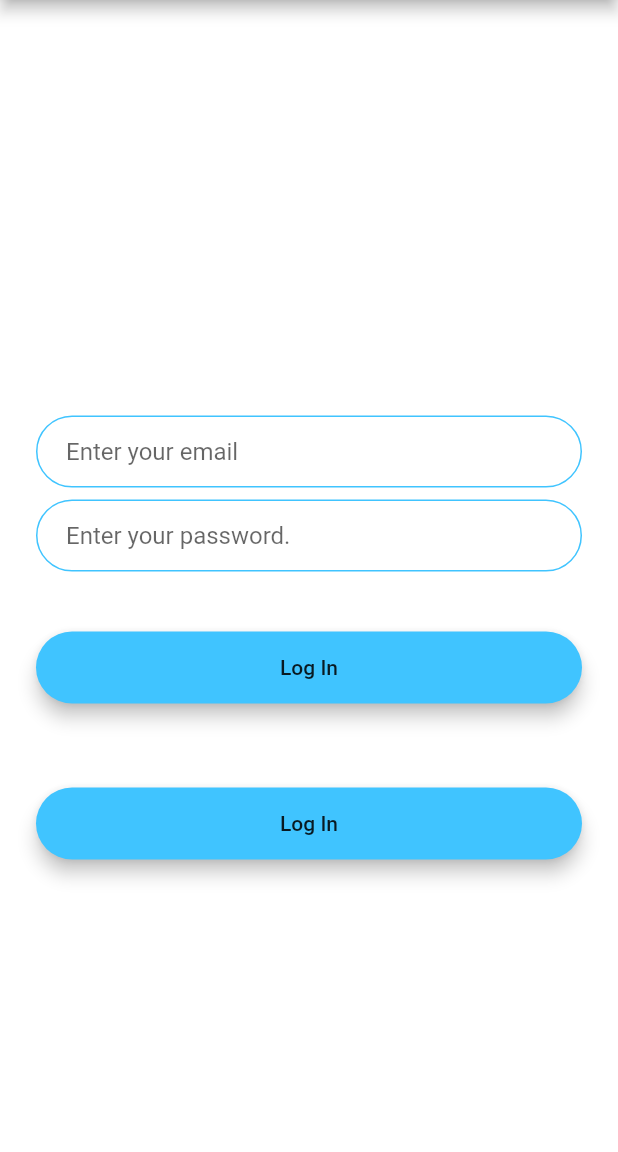
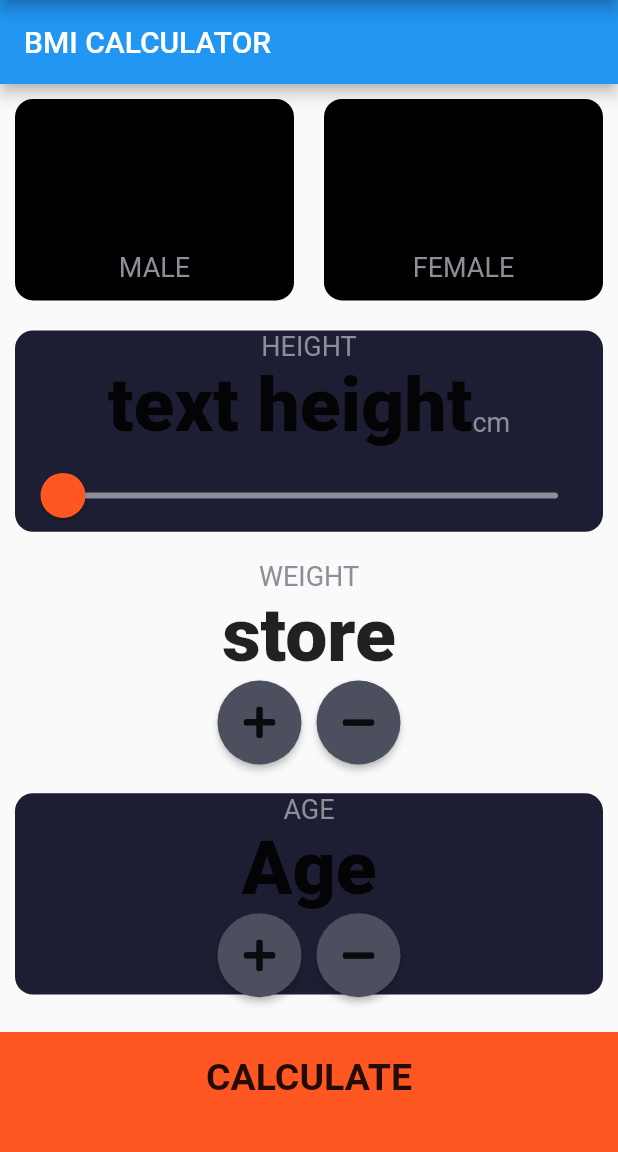
Before and after one commit to ramprasath2511/bloc-pattern-app, a Flutter app: the screen it shows after launch, on a phone screen of 412 x 824 dp, the part 84-1236 px from its top. Run offline on Flutter 3.47's test engine with Material 2 defaults, Android fonts, the phone set to English and light mode, and no system bars; our stand-ins replace font_awesome_flutter, velocity_x.

Commit message:
instant Calculator

```diff
--- /dev/null
+++ b/lib/component.dart
@@ -0,0 +1,28 @@
+import 'package:flutter/material.dart';
+import '../constant.dart';
+
+class PageBottomButton extends StatelessWidget {
+  final VoidCallback onPress;
+  final String label;
+
+  PageBottomButton({required this.label, required this.onPress});
+
+  @override
+  Widget build(BuildContext context) {
+    return GestureDetector(
+      onTap: onPress,
+      child: Container(
+        alignment: Alignment.center,
+        padding: EdgeInsets.only(bottom: 20.0),
+        color: kBottomContainerColor,
+        margin: EdgeInsets.only(top: 15),
+        width: double.infinity,
+        height: kBottomContainerHeight,
+        child: Text(
+          label,
+          style: kLargeButtonTextStyle,
+        ),
+      ),
+    );
+  }
+}
--- /dev/null
+++ b/lib/constant.dart
@@ -0,0 +1,53 @@
+import 'package:flutter/cupertino.dart';
+import 'package:flutter/material.dart';
+
+const kLabelTextStyle = TextStyle(
+  fontSize: 18.0,
+  color: Color(0xFF8D8E98),
+);
+
+const kLargeNumberLabelTextStyle = TextStyle(
+  fontSize: 50.0,
+  fontWeight: FontWeight.w900,
+);
+
+const kLargeButtonTextStyle = TextStyle(
+  fontSize: 25.0,
+  fontWeight: FontWeight.bold,
+);
+
+const kResultsTitleTextStyle = TextStyle(
+  fontSize: 50.0,
+  fontWeight: FontWeight.bold,
+);
+
+const kResultsTextStyle = TextStyle(
+  color: Color(0xFF24D867),
+  fontSize: 22.0,
+  fontWeight: FontWeight.bold,
+);
+
+const kBmiTextStyle = TextStyle(
+  fontSize: 100.0,
+  fontWeight: FontWeight.bold,
+);
+
+const kBmiBodyTextStyle = TextStyle(
+  fontSize: 22.0,
+);
+
+const kRoundIconButtonConstraints =
+BoxConstraints.tightFor(width: 56.0, height: 56.0);
+
+const Color kActiveCardColor = Color(0xFF1D1E33);
+const Color kInactiveCardColor = Colors.black;
+const Color kBottomContainerColor = Colors.deepOrange;
+const Color kRoundIconButtonColor = Color(0xFF4C4F5E);
+
+const double kCardMargin = 10.0;
+const double kCardBorderRadius = 12.0;
+const double iconSize = 80.0;
+const double labelIconSpacing = 10.0;
+const double kBottomContainerHeight = 80.0;
+const double kSliderMin = 100.0;
+const double kSliderMax = 250.0;
--- /dev/null
+++ b/lib/home_page.dart
@@ -0,0 +1,206 @@
+import 'package:flutter/cupertino.dart';
+import 'package:flutter/material.dart';
+import 'package:font_awesome_flutter/font_awesome_flutter.dart';
+import 'package:untitled/reusable_card.dart';
+import 'package:velocity_x/velocity_x.dart';
+import 'component.dart';
+import 'constant.dart';
+import 'icon_content.dart';
+import 'round_icon.dart';
+
+class InputScreen extends StatelessWidget {
+  const InputScreen({Key? key}) : super(key: key);
+
+  @override
+  Widget build(BuildContext context) {
+    return Scaffold(
+        appBar: AppBar(
+          title: Text('BMI CALCULATOR'),
+        ),
+        body: Column(
+          mainAxisAlignment: MainAxisAlignment.center,
+          crossAxisAlignment: CrossAxisAlignment.stretch,
+          children: [
+            Expanded(
+              child: Row(
+                  children: [
+                    Expanded(
+                      child: ReusableCard(
+                        color: Colors.black,
+                        child: IconContent(
+                          label: "Male",
+                          icon: FontAwesomeIcons.mars,
+                        ),
+                        onTap: () {
+    }
+
+                      ),
+                    ),
+                    Expanded(
+                      child: ReusableCard(
+                        color: Colors.black,
+                        child: IconContent(
+                          label: "Female",
+                          icon: FontAwesomeIcons.venus,
+                        ),
+                        onTap: () {}
+                      ),
+                    ),
+                  ],
+                ),
+              ),
+
+            Expanded(
+              child: Row(
+                children: [
+                  Expanded(
+                    child: ReusableCard(
+                        color: kActiveCardColor,
+                        child: Column(
+                          mainAxisAlignment: MainAxisAlignment.center,
+                          children: [
+                            Text(
+                              "HEIGHT",
+                              style: kLabelTextStyle,
+                            ),
+                            Row(
+                              mainAxisAlignment: MainAxisAlignment.center,
+                              crossAxisAlignment: CrossAxisAlignment.baseline,
+                              textBaseline: TextBaseline.alphabetic,
+                              children: [
+                                Text(
+                                  "text height",
+                                  style: kLargeNumberLabelTextStyle,
+                                ),
+                                Text(
+                                  "cm",
+                                  style: kLabelTextStyle,
+                                ),
+                              ],
+                            ),
+                            SliderTheme(
+                              data: SliderTheme.of(context).copyWith(
+                                thumbShape: RoundSliderThumbShape(
+                                  enabledThumbRadius: 15.0,
+                                ),
+                                overlayShape: RoundSliderOverlayShape(
+                                  overlayRadius: 30.0,
+                                ),
+                                thumbColor: Colors.deepOrange,
+                                overlayColor: Colors.deepOrange.shade900,
+                                activeTrackColor: Colors.white,
+                                inactiveTrackColor: Color(0xFF8D8E98),
+                              ),
+                              child: Slider(
+                                value: 25,
+                                min: kSliderMin,
+                                max: kSliderMax,
+                                divisions: (kSliderMax - kSliderMin).toInt(),
+                                onChanged: (double newValue) {}
+
+                              ),
+                            ),
+                          ],
+                        ),
+                      ),
+                    ),
+                    ]
+                  ),
+                    ),
+
+
+            Expanded(
+              child: Row(
+                children: [
+                  Expanded(
+                    child:  Column(
+                          mainAxisAlignment: MainAxisAlignment.center,
+                          children: [
+                            Text(
+                              "WEIGHT",
+                              style: kLabelTextStyle,
+                            ),
+                            Text(
+                              "store",
+                              style: kLargeNumberLabelTextStyle,
+                            ),
+                            Row(
+                              mainAxisAlignment: MainAxisAlignment.center,
+                              children: [
+                                RoundIconButton(
+                                  icon: FontAwesomeIcons.plus,
+                                  onPressed: () {}
+
+                                ),
+                                SizedBox(width: 10),
+                                RoundIconButton(
+                                  icon: FontAwesomeIcons.minus,
+                                  onPressed: ()
+    {}
+                                ),
+                              ],
+                            ),
+                          ],
+                        ),
+                      ),
+                      ]
+                    ),
+                  ),
+                  Expanded(
+                    child: ReusableCard(
+                        color: kActiveCardColor,
+                        child: Column(
+                          mainAxisAlignment: MainAxisAlignment.center,
+                          children: [
+                            Text(
+                              "AGE",
+                              style: kLabelTextStyle,
+                            ),
+                            Text(
+                              "Age",
+                              style: kLargeNumberLabelTextStyle,
+                            ),
+                            Row(
+                              mainAxisAlignment: MainAxisAlignment.center,
+                              children: [
+                                RoundIconButton(
+                                  icon: FontAwesomeIcons.plus,
+                                  onPressed: (){},
+                                ),
+                                SizedBox(
+                                  width: 10,
+                                ),
+                                RoundIconButton(
+                                  icon: FontAwesomeIcons.minus,
+                                  onPressed: () {},
+                                ),
+                              ],
+                            ),
+                          ],
+                        ),
+                      ),
+                    ),
+
+            PageBottomButton(
+              label: 'CALCULATE',
+              onPress: () {
+                // final calc =
+                // Calculator(height: store.height, weight: store.weight);
+                // final bmi = calc.calculate();
+                // final result = calc.getResult();
+                // final interpretation = calc.getInterpretation();
+                //
+                // Navigator.push(
+                //     context,
+                //     MaterialPageRoute(
+                //         builder: (context) => ResultsPage(
+                //           bmi: bmi,
+                //           result: result,
+                //           interpretation: interpretation,
+                //         )));
+              },
+            ),
+          ],
+        ));
+  }
+}
--- /dev/null
+++ b/lib/icon_content.dart
@@ -0,0 +1,29 @@
+import 'package:flutter/material.dart';
+
+import 'constant.dart';
+
+class IconContent extends StatelessWidget {
+  final String label;
+  final IconData icon;
+
+  IconContent({required this.label, required this.icon});
+
+  @override
+  Widget build(BuildContext context) {
+    return Column(
+      mainAxisAlignment: MainAxisAlignment.center,
+      crossAxisAlignment: CrossAxisAlignment.center,
+      children: [
+        Icon(
+          icon,
+          size: iconSize,
+        ),
+        SizedBox(height: labelIconSpacing),
+        Text(
+          label.toUpperCase(),
+          style: kLabelTextStyle,
+        ),
+      ],
+    );
+  }
+}
--- a/lib/login_screen.dart
+++ /dev/null
@@ -1,121 +0,0 @@
-import 'package:flutter/material.dart';
-
-class LoginScreen extends StatefulWidget {
-  @override
-  _LoginScreenState createState() => _LoginScreenState();
-}
-
-class _LoginScreenState extends State<LoginScreen> {
-  @override
-  Widget build(BuildContext context) {
-    return Scaffold(
-      backgroundColor: Colors.white,
-      body: Padding(
-        padding: EdgeInsets.symmetric(horizontal: 24.0),
-        child: Column(
-          mainAxisAlignment: MainAxisAlignment.center,
-          crossAxisAlignment: CrossAxisAlignment.stretch,
-          children: <Widget>[
-            Container(
-              height: 50.0,
-              // child: Image.asset('images/logo.png'),
-            ),
-            SizedBox(
-              height: 48.0,
-            ),
-            TextField(
-              onChanged: (value) {
-                //Do something with the user input.
-              },
-              decoration: InputDecoration(
-                hintText: 'Enter your email',
-                contentPadding:
-                    EdgeInsets.symmetric(vertical: 10.0, horizontal: 20.0),
-                border: OutlineInputBorder(
-                  borderRadius: BorderRadius.all(Radius.circular(32.0)),
-                ),
-                enabledBorder: OutlineInputBorder(
-                  borderSide:
-                      BorderSide(color: Colors.lightBlueAccent, width: 1.0),
-                  borderRadius: BorderRadius.all(Radius.circular(32.0)),
-                ),
-                focusedBorder: OutlineInputBorder(
-                  borderSide:
-                      BorderSide(color: Colors.lightBlueAccent, width: 2.0),
-                  borderRadius: BorderRadius.all(Radius.circular(32.0)),
-                ),
-              ),
-            ),
-            SizedBox(
-              height: 8.0,
-            ),
-            TextField(
-              onChanged: (value) {
-                //Do something with the user input.
-              },
-              decoration: InputDecoration(
-                hintText: 'Enter your password.',
-                contentPadding:
-                    EdgeInsets.symmetric(vertical: 10.0, horizontal: 20.0),
-                border: OutlineInputBorder(
-                  borderRadius: BorderRadius.all(Radius.circular(32.0)),
-                ),
-                enabledBorder: OutlineInputBorder(
-                  borderSide:
-                      BorderSide(color: Colors.lightBlueAccent, width: 1.0),
-                  borderRadius: BorderRadius.all(Radius.circular(32.0)),
-                ),
-                focusedBorder: OutlineInputBorder(
-                  borderSide:
-                      BorderSide(color: Colors.lightBlueAccent, width: 2.0),
-                  borderRadius: BorderRadius.all(Radius.circular(32.0)),
-                ),
-              ),
-            ),
-            SizedBox(
-              height: 24.0,
-            ),
-            Padding(
-              padding: EdgeInsets.symmetric(vertical: 16.0),
-              child: Material(
-                color: Colors.lightBlueAccent,
-                borderRadius: BorderRadius.all(Radius.circular(30.0)),
-                elevation: 5.0,
-                child: MaterialButton(
-                  onPressed: () {
-                    //Implement login functionality.
-                  },
-                  minWidth: 200.0,
-                  height: 42.0,
-                  child: Text(
-                    'Log In',
-                  ),
-                ),
-              ),
-            ),SizedBox(
-              height: 24.0,
-            ),
-            Padding(
-              padding: EdgeInsets.symmetric(vertical: 16.0),
-              child: Material(
-                color: Colors.lightBlueAccent,
-                borderRadius: BorderRadius.all(Radius.circular(30.0)),
-                elevation: 5.0,
-                child: MaterialButton(
-                  onPressed: () {
-                    //Implement login functionality.
-                  },
-                  minWidth: 200.0,
-                  height: 42.0,
-                  child: Text(
-                    'Log In',
-                  ),
-                ),
-              ),
-            ),
-          ],
-        ),
-      ),
-    );
-  }
-}
--- a/lib/main.dart
+++ b/lib/main.dart
@@ -1,6 +1,7 @@
 import 'package:flutter/material.dart';
 
-import 'login_screen.dart';
+import 'home_page.dart';
+
 
 void main() {
   runApp(const MyApp());
@@ -77,12 +78,8 @@ class _MyHomePageState extends State<MyHomePage> {
         // the App.build method, and use it to set our appbar title.
         title: Text(widget.title),
       ),
-      body: LoginScreen(),
-      // floatingActionButton: FloatingActionButton(
-      //   onPressed: _incrementCounter,
-      //   tooltip: 'Increment',
-      //   child: const Icon(Icons.add),
-      // ), // This trailing comma makes auto-formatting nicer for build methods.
+      body: InputScreen(),
+
     );
   }
 }
--- /dev/null
+++ b/lib/reusable_card.dart
@@ -0,0 +1,27 @@
+import 'package:flutter/material.dart';
+import 'constant.dart';
+
+class ReusableCard extends StatelessWidget {
+  final Color color;
+  final Widget? child;
+  final VoidCallback? onTap;
+
+  ReusableCard({required this.color, this.child, this.onTap});
+
+  @override
+  Widget build(BuildContext context) {
+    return GestureDetector(
+      onTap: onTap,
+      child: Container(
+        child: child,
+        margin: EdgeInsets.all(kCardMargin),
+        decoration: BoxDecoration(
+          borderRadius: BorderRadius.all(
+            Radius.circular(kCardBorderRadius),
+          ),
+          color: color,
+        ),
+      ),
+    );
+  }
+}
--- /dev/null
+++ b/lib/round_icon.dart
@@ -0,0 +1,22 @@
+
+import 'package:flutter/cupertino.dart';
+import 'package:flutter/material.dart';
+
+import 'constant.dart';
+
+class RoundIconButton extends StatelessWidget {
+  final IconData icon;
+  final VoidCallback onPressed;
+  RoundIconButton({required this.icon, required this.onPressed});
+
+  @override
+  Widget build(BuildContext context) {
+    return RawMaterialButton(
+      child: Icon(icon),
+      onPressed: onPressed,
+      constraints: kRoundIconButtonConstraints,
+      shape: CircleBorder(),
+      fillColor: kRoundIconButtonColor,
+    );
+  }
+}
```
Also changed, not shown: pubspec.yaml (+5 -3 lines), images/logo.png (added), pubspec.lock.
